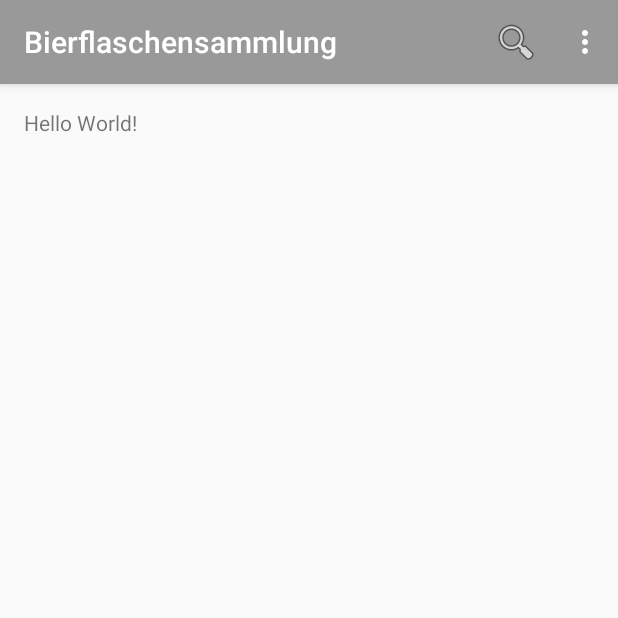
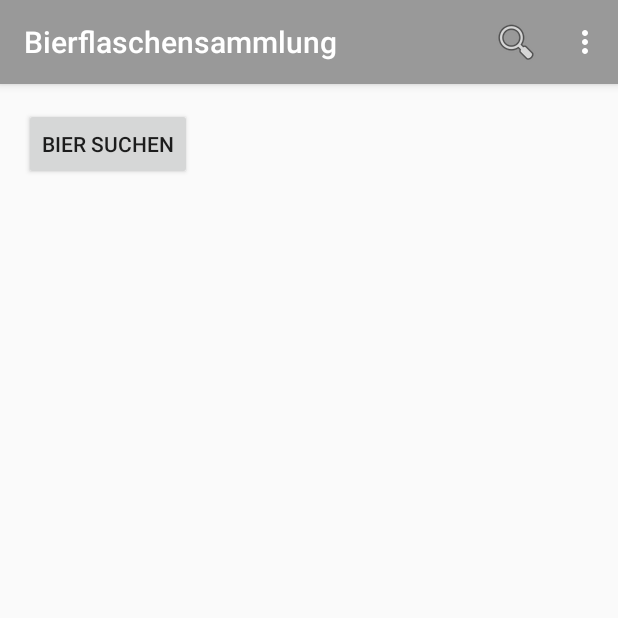
Before and after one commit to blume12/bierflaschensammlung, an Android app: the screen it shows after launch (MainActivity), on a phone screen of 412 x 824 dp, the top half of it. Run offline under Robolectric (Android 15) with nearby library versions, the phone set to English and light mode, and no system bars.

```diff
--- a/app/src/main/res/layout/activity_main.xml
+++ b/app/src/main/res/layout/activity_main.xml
@@ -1,17 +1,23 @@
 <?xml version="1.0" encoding="utf-8"?>
-<android.support.design.widget.CoordinatorLayout
-    xmlns:android="http://schemas.android.com/apk/res/android"
+<android.support.design.widget.CoordinatorLayout xmlns:android="http://schemas.android.com/apk/res/android"
     xmlns:app="http://schemas.android.com/apk/res-auto"
-    xmlns:tools="http://schemas.android.com/tools" android:layout_width="match_parent"
-    android:layout_height="match_parent" android:fitsSystemWindows="true"
+    xmlns:tools="http://schemas.android.com/tools"
+    android:layout_width="match_parent"
+    android:layout_height="match_parent"
+    android:fitsSystemWindows="true"
     tools:context=".MainActivity">
 
-    <android.support.design.widget.AppBarLayout android:layout_height="wrap_content"
-        android:layout_width="match_parent" android:theme="@style/AppTheme.AppBarOverlay">
+    <android.support.design.widget.AppBarLayout
+        android:layout_width="match_parent"
+        android:layout_height="wrap_content"
+        android:theme="@style/AppTheme.AppBarOverlay">
 
-        <android.support.v7.widget.Toolbar android:id="@+id/toolbar"
-            android:layout_width="match_parent" android:layout_height="?attr/actionBarSize"
-            android:background="?attr/colorPrimary" app:popupTheme="@style/AppTheme.PopupOverlay" />
+        <android.support.v7.widget.Toolbar
+            android:id="@+id/toolbar"
+            android:layout_width="match_parent"
+            android:layout_height="?attr/actionBarSize"
+            android:background="?attr/colorPrimary"
+            app:popupTheme="@style/AppTheme.PopupOverlay" />
 
     </android.support.design.widget.AppBarLayout>
 
--- a/app/src/main/res/layout/content_main.xml
+++ b/app/src/main/res/layout/content_main.xml
@@ -9,6 +9,8 @@
     app:layout_behavior="@string/appbar_scrolling_view_behavior"
     tools:showIn="@layout/activity_main" tools:context=".MainActivity">
 
-    <TextView android:text="Hello World!" android:layout_width="wrap_content"
-        android:layout_height="wrap_content" />
+    <Button
+        android:layout_width="wrap_content"
+        android:layout_height="wrap_content"
+        android:text="@string/button_search"/>
 </RelativeLayout>
--- a/app/src/main/res/values/strings.xml
+++ b/app/src/main/res/values/strings.xml
@@ -7,4 +7,5 @@
     <string name="action_logout">Abmelden</string>
     <string name="action_info">Info</string>
     <string name="action_search">Suche</string>
+    <string name="button_search">Bier suchen</string>
 </resources>
```
